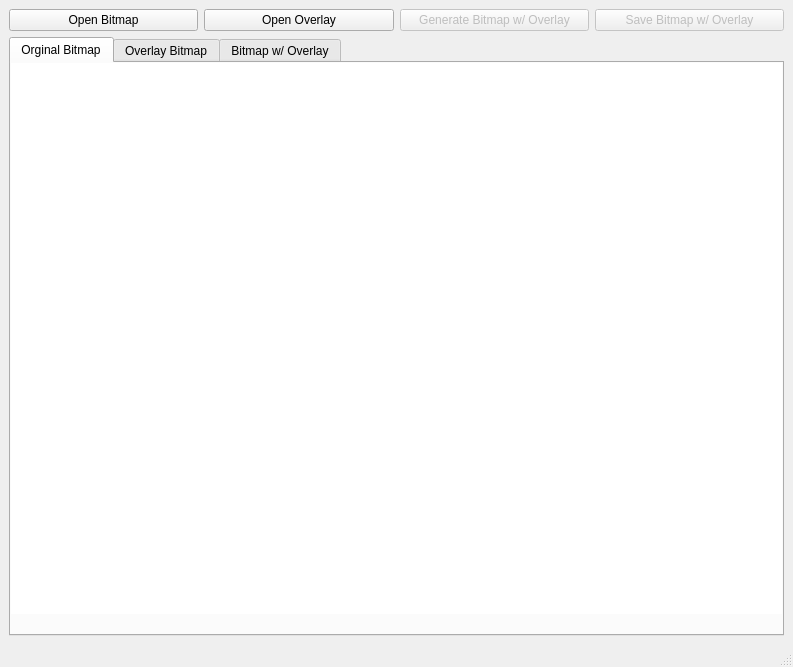
Above: mainwindow.ui from elguy/LabAssignment1 before the change. Below: the same form after it.
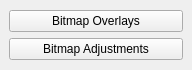
That is the form after the change.

Commit message: add new windows: main (launcher), overlay, and adjustments

Diff of the .ui file:
```diff
--- a/mainwindow.ui
+++ b/mainwindow.ui
@@ -6,136 +6,53 @@
    <rect>
     <x>0</x>
     <y>0</y>
-    <width>793</width>
-    <height>667</height>
+    <width>192</width>
+    <height>70</height>
    </rect>
   </property>
+  <property name="sizePolicy">
+   <sizepolicy hsizetype="Fixed" vsizetype="Fixed">
+    <horstretch>0</horstretch>
+    <verstretch>0</verstretch>
+   </sizepolicy>
+  </property>
+  <property name="minimumSize">
+   <size>
+    <width>50</width>
+    <height>50</height>
+   </size>
+  </property>
+  <property name="maximumSize">
+   <size>
+    <width>192</width>
+    <height>126</height>
+   </size>
+  </property>
   <property name="windowTitle">
    <string>MainWindow</string>
   </property>
   <widget class="QWidget" name="centralwidget">
    <layout class="QGridLayout" name="gridLayout">
     <item row="0" column="0">
-     <layout class="QHBoxLayout" name="horizontalLayout">
+     <layout class="QVBoxLayout" name="verticalLayout">
       <item>
-       <widget class="QPushButton" name="btnOpenBitmap">
+       <widget class="QPushButton" name="btnOverlays">
         <property name="text">
-         <string>Open Bitmap</string>
+         <string>Bitmap Overlays</string>
         </property>
        </widget>
       </item>
       <item>
-       <widget class="QPushButton" name="btnOpenOverlay">
+       <widget class="QPushButton" name="btnAdjustments">
         <property name="text">
-         <string>Open Overlay</string>
-        </property>
-       </widget>
-      </item>
-      <item>
-       <widget class="QPushButton" name="btnGenerateOverlaid">
-        <property name="enabled">
-         <bool>false</bool>
-        </property>
-        <property name="text">
-         <string>Generate Bitmap w/ Overlay</string>
-        </property>
-       </widget>
-      </item>
-      <item>
-       <widget class="QPushButton" name="btnSaveBitmap">
-        <property name="enabled">
-         <bool>false</bool>
-        </property>
-        <property name="text">
-         <string>Save Bitmap w/ Overlay</string>
+         <string>Bitmap Adjustments</string>
         </property>
        </widget>
       </item>
      </layout>
     </item>
-    <item row="1" column="0">
-     <widget class="QTabWidget" name="tabWidget">
-      <property name="currentIndex">
-       <number>0</number>
-      </property>
-      <widget class="QWidget" name="tab">
-       <attribute name="title">
-        <string>Orginal Bitmap</string>
-       </attribute>
-       <widget class="QGraphicsView" name="gfxBitmap">
-        <property name="geometry">
-         <rect>
-          <x>0</x>
-          <y>0</y>
-          <width>771</width>
-          <height>551</height>
-         </rect>
-        </property>
-        <property name="frameShape">
-         <enum>QFrame::NoFrame</enum>
-        </property>
-        <property name="frameShadow">
-         <enum>QFrame::Plain</enum>
-        </property>
-        <property name="lineWidth">
-         <number>0</number>
-        </property>
-       </widget>
-      </widget>
-      <widget class="QWidget" name="tab_2">
-       <attribute name="title">
-        <string>Overlay Bitmap</string>
-       </attribute>
-       <widget class="QGraphicsView" name="gfxOverlay">
-        <property name="geometry">
-         <rect>
-          <x>0</x>
-          <y>0</y>
-          <width>771</width>
-          <height>551</height>
-         </rect>
-        </property>
-        <property name="frameShape">
-         <enum>QFrame::NoFrame</enum>
-        </property>
-        <property name="frameShadow">
-         <enum>QFrame::Plain</enum>
-        </property>
-        <property name="lineWidth">
-         <number>0</number>
-        </property>
-       </widget>
-      </widget>
-      <widget class="QWidget" name="tab_3">
-       <attribute name="title">
-        <string>Bitmap w/ Overlay</string>
-       </attribute>
-       <widget class="QGraphicsView" name="gfxOverlaid">
-        <property name="geometry">
-         <rect>
-          <x>0</x>
-          <y>0</y>
-          <width>771</width>
-          <height>551</height>
-         </rect>
-        </property>
-       </widget>
-      </widget>
-     </widget>
-    </item>
    </layout>
   </widget>
-  <widget class="QMenuBar" name="menubar">
-   <property name="geometry">
-    <rect>
-     <x>0</x>
-     <y>0</y>
-     <width>793</width>
-     <height>20</height>
-    </rect>
-   </property>
-  </widget>
-  <widget class="QStatusBar" name="statusbar"/>
  </widget>
  <resources/>
  <connections/>
```
The commit also changes 9 other files.
